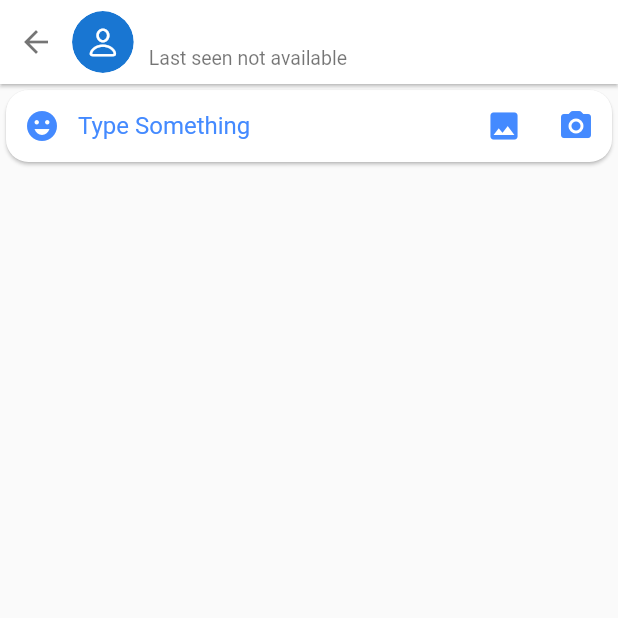
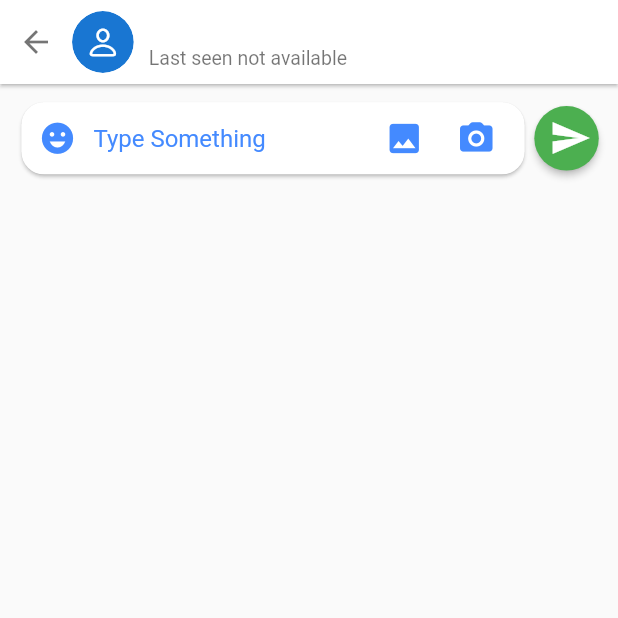
Before and after one commit to yugamsaini/Chat_App, a Flutter app: the ChatScreen screen opened directly with empty values, on a phone screen of 412 x 824 dp, the top half of it. Run offline on Flutter 3.47's test engine with Material 2 defaults, Android fonts, the phone set to English and light mode, and no system bars; drawn by our look-alikes of cached_network_image; our stand-ins replace cloud_firestore, firebase_auth, firebase_core, firebase_storage, google_sign_in, image_picker; accounts and stored records are empty; network calls fail.

Commit message:
added the send message button

```diff
--- a/lib/screens/chat_screen.dart
+++ b/lib/screens/chat_screen.dart
@@ -86,7 +86,11 @@ class _ChatScreenState extends State<ChatScreen> {
   }
 
   Widget _chatInput(){
-    return Row(
+    return Padding(
+      padding: EdgeInsets.symmetric(vertical: mq.height*.01,
+      horizontal: mq.width * .025
+      ),
+      child: Row(
         children: [
           Expanded(
             child: Card(
@@ -97,11 +101,13 @@ class _ChatScreenState extends State<ChatScreen> {
                     onPressed: (){},
                     icon: const Icon(
                       Icons.emoji_emotions,
-                    color:Colors.blueAccent
+                      color:Colors.blueAccent,
+                      size: 25,
                       )),
 
              const Expanded(child: TextField(
-
+                keyboardType: TextInputType.multiline,
+                maxLines: null,
                 decoration: const InputDecoration(hintText: 'Type Something',
                 hintStyle: TextStyle(color: Colors.blueAccent),
                 border:InputBorder.none),
@@ -111,7 +117,8 @@ class _ChatScreenState extends State<ChatScreen> {
                     onPressed: (){},
                     icon: const Icon(
                       Icons.image,
-                    color:Colors.blueAccent
+                      color:Colors.blueAccent,
+                      size: 26
                       )),
 
             //take image from camera
@@ -119,14 +126,25 @@ class _ChatScreenState extends State<ChatScreen> {
                     onPressed: (){},
                     icon: const Icon(
                       Icons.camera_alt_rounded,
-                    color:Colors.blueAccent
+                      color:Colors.blueAccent,
+                      size: 26
                       )),
+
+                      //adding some space
+                      SizedBox(width:mq.width * .02)
               ],),
             ),
           ),
 
           //send message button
+          MaterialButton(onPressed: (){},
+          minWidth: 0,
+          padding:EdgeInsets.only(top:10,bottom: 10,right:5,left:10),
+          shape: CircleBorder(),
+          color:Colors.green ,
+          child:Icon(Icons.send,color: Colors.white,size: 28),)
         ],
+      ),
     );
   }
 }
```
Lines whose indentation alone changed are shown as unchanged.
